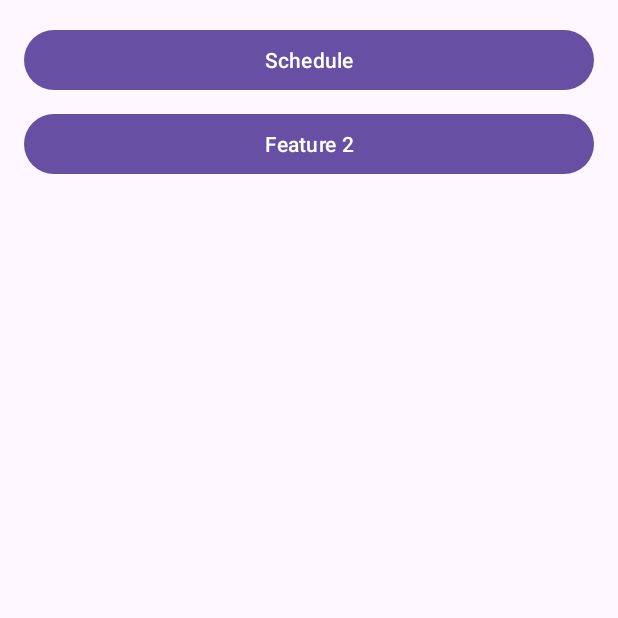
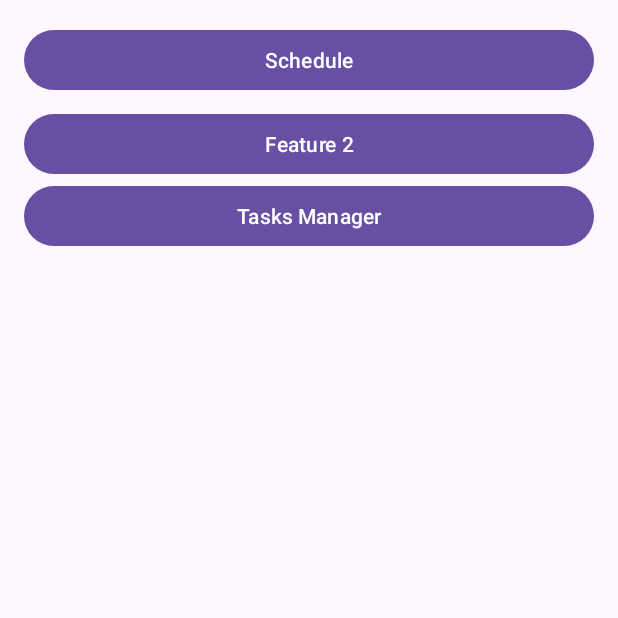
Before and after one commit to OsaidB/MMOY, an Android app: the MainActivity screen opened directly, with no data from a screen before it, on a phone screen of 412 x 824 dp, the top half of it. Run offline under Robolectric (Android 15) with nearby library versions, the phone set to English and light mode, and no system bars; our stand-ins replace Volley; network calls fail.

Commit message:
Tasks Connected

```diff
--- a/app/src/main/java/ps/example/mmoy/MainActivity.java
+++ b/app/src/main/java/ps/example/mmoy/MainActivity.java
@@ -25,11 +25,13 @@ import org.json.JSONObject;
 
 import java.util.ArrayList;
 
+import moh.TaskManagerActivity;
+
 public class MainActivity extends AppCompatActivity {
 
     Button btnSchedule;
     Button buttonFeature2;
-
+    Button button_Tasks;
     private RequestQueue requestQueue;
 
     private ArrayList<Course> coursesList;
@@ -95,6 +97,15 @@ public class MainActivity extends AppCompatActivity {
             }
         });
 
+        button_Tasks.setOnClickListener(new View.OnClickListener() {
+            @Override
+            public void onClick(View v) {
+                Intent intent = new Intent(MainActivity.this, TaskManagerActivity.class);
+                intent.putExtra("list", coursesList);
+                startActivity(intent);
+            }
+        });
+
 
     }
 
@@ -110,6 +121,7 @@ public class MainActivity extends AppCompatActivity {
         btnSchedule = findViewById(R.id.btnSchedule);   //1
 //        edtTxt_courseTitle = findViewById(R.id.edtTxt_courseTitle); //2
         buttonFeature2 = findViewById(R.id.button_feature_2);
+        button_Tasks = findViewById(R.id.button_Tasks);
 
     }
 
--- a/app/src/main/res/layout/osa_main.xml
+++ b/app/src/main/res/layout/osa_main.xml
@@ -23,5 +23,11 @@
         android:layout_height="wrap_content"
         android:text="Feature 2" />
 
+    <Button
+        android:id="@+id/button_Tasks"
+        android:layout_width="match_parent"
+        android:layout_height="wrap_content"
+        android:text="Tasks Manager" />
+
 
 </androidx.appcompat.widget.LinearLayoutCompat>
```
Also changed, not shown: app/src/main/java/moh/TaskManagerActivity.java (+13 -1 lines).
